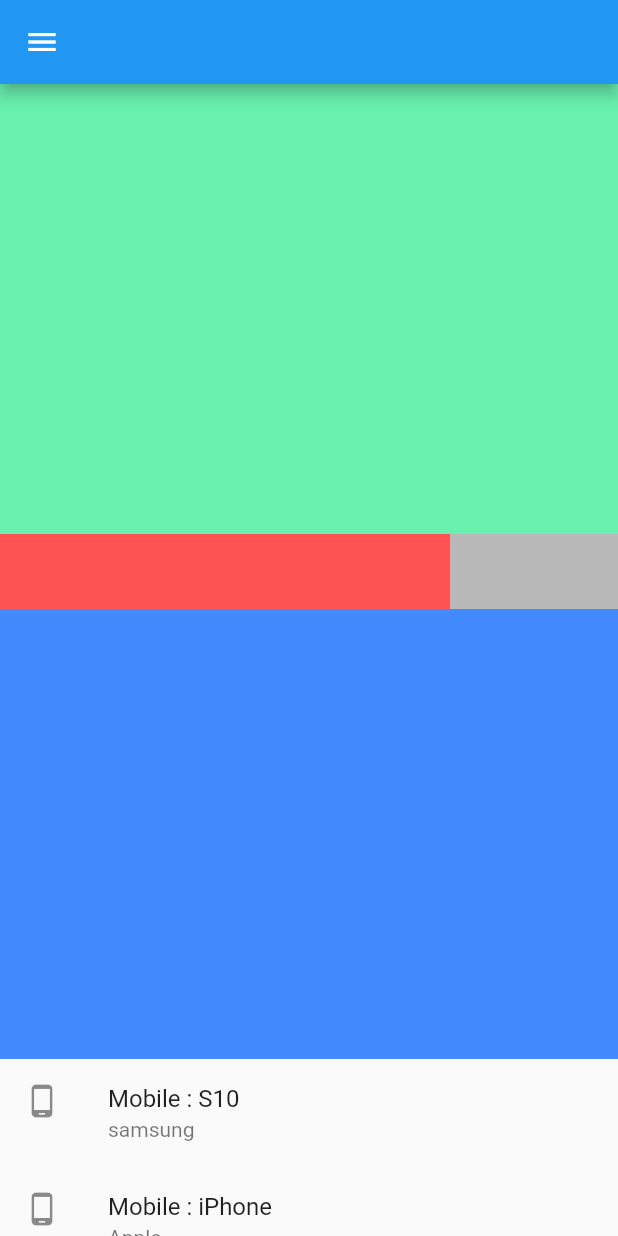
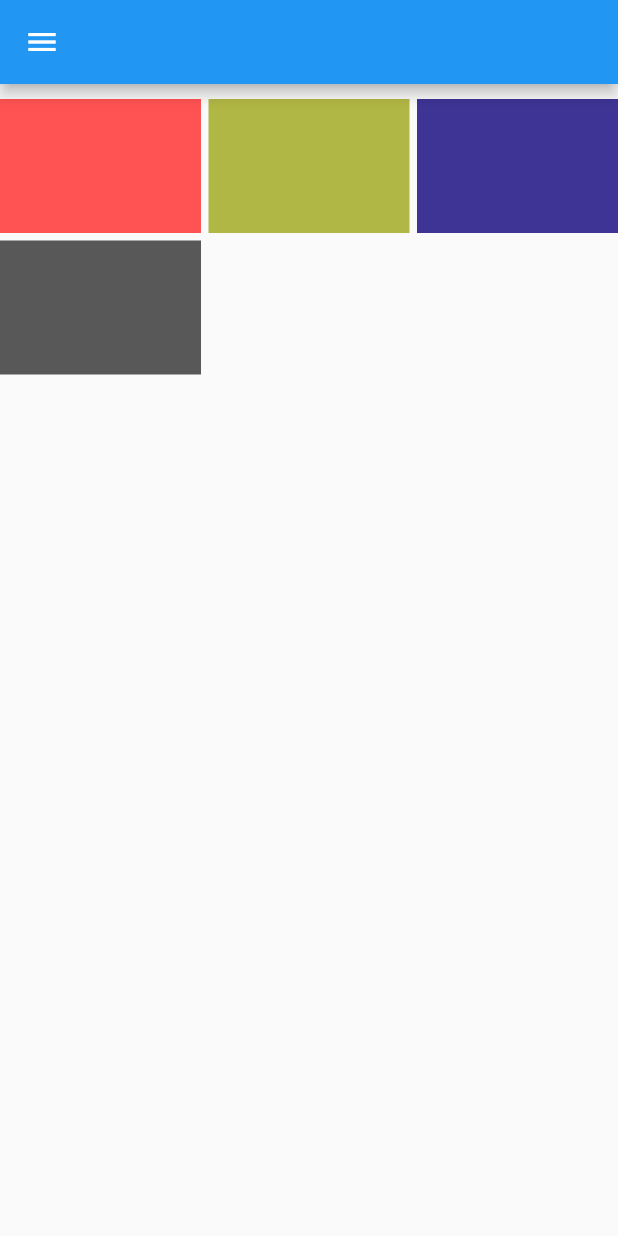
Before and after one commit to Mo-bar/Flutter, a Flutter app: the screen it shows after launch, on a phone screen of 412 x 824 dp. Run offline on Flutter 3.47's test engine with Material 2 defaults, Android fonts, the phone set to English and light mode, and no system bars.

Commit message:
GridView props.

```diff
--- /dev/null
+++ b/app_0/lib/GridView.dart
@@ -0,0 +1,82 @@
+import 'package:flutter/material.dart';
+// gridview has same props with listView.
+class grid_view extends StatefulWidget {
+  const grid_view({Key? key}) : super(key: key);
+
+  @override
+  State<grid_view> createState() => _grid_viewState();
+}
+
+class _grid_viewState extends State<grid_view> {
+    List Mobile = [
+    {
+      'company' : 'samsung',
+      'mobile' : 'S10'
+    },
+    {
+      'company' : 'Apple',
+      'mobile' : 'iPhone'
+    },
+    {
+      'company' : 'Xiami',
+      'mobile' : 'Readme'
+    },
+  ];
+  @override
+  Widget build(BuildContext context) {
+    return Scaffold(
+      appBar: AppBar(),
+      drawer: Drawer(),
+      // body: Container(
+      //   child: GridView.builder(
+      //     gridDelegate: SliverGridDelegateWithFixedCrossAxisCount(
+      //       crossAxisCount: 2, crossAxisSpacing: 3,mainAxisSpacing: 4,childAspectRatio: 1.7,
+      //     ),
+      //     itemCount: Mobile.length,
+      //     itemBuilder: (context, i){
+      //       return ListTile(
+      //         tileColor: Colors.greenAccent,
+      //           title: Text(Mobile[i]['mobile']),
+      //           subtitle: Text(Mobile[i]['company']),
+      //           leading: Icon(Icons.phone_android),
+      //       );
+      //     },
+      //   ),
+      // ),
+      body:Container(
+        child: GridView(
+          padding: EdgeInsets.only(top:10),
+          gridDelegate: SliverGridDelegateWithFixedCrossAxisCount(
+            crossAxisCount: 3,
+            mainAxisSpacing: 5,
+            crossAxisSpacing: 5,
+            childAspectRatio: 1.5,
+            ),
+            children: [
+              Container(
+                color: Colors.redAccent,
+                height: 200,
+                child: null,
+              ),
+              Container(
+                color: Color.fromARGB(255, 177, 183, 68),
+                height: 200,
+                child: null,
+              ),
+              Container(
+                color: Color.fromARGB(255, 61, 52, 149),
+                height: 200,
+                child: null,
+              ),
+              Container(
+                color: Color.fromARGB(255, 88, 88, 88),
+                height: 200,
+                child: null,
+              ),
+            ],
+        ),
+
+      )
+    );
+  }
+}
--- a/app_0/lib/main.dart
+++ b/app_0/lib/main.dart
@@ -7,6 +7,7 @@ import 'package:app_0/ListTile.dart';
 import 'package:app_0/Cirle_Avatar.dart';
 import 'package:app_0/Alert_dialog.dart';
 import 'package:app_0/ListView.dart';
+import 'package:app_0/GridView.dart';
 
 void main() {
   runApp(app());
@@ -15,7 +16,7 @@ class app extends StatelessWidget{
   @override
   Widget build(BuildContext context){
     return MaterialApp(
-      home: list_view(),
+      home: grid_view(),
     );
   }
 }
```
